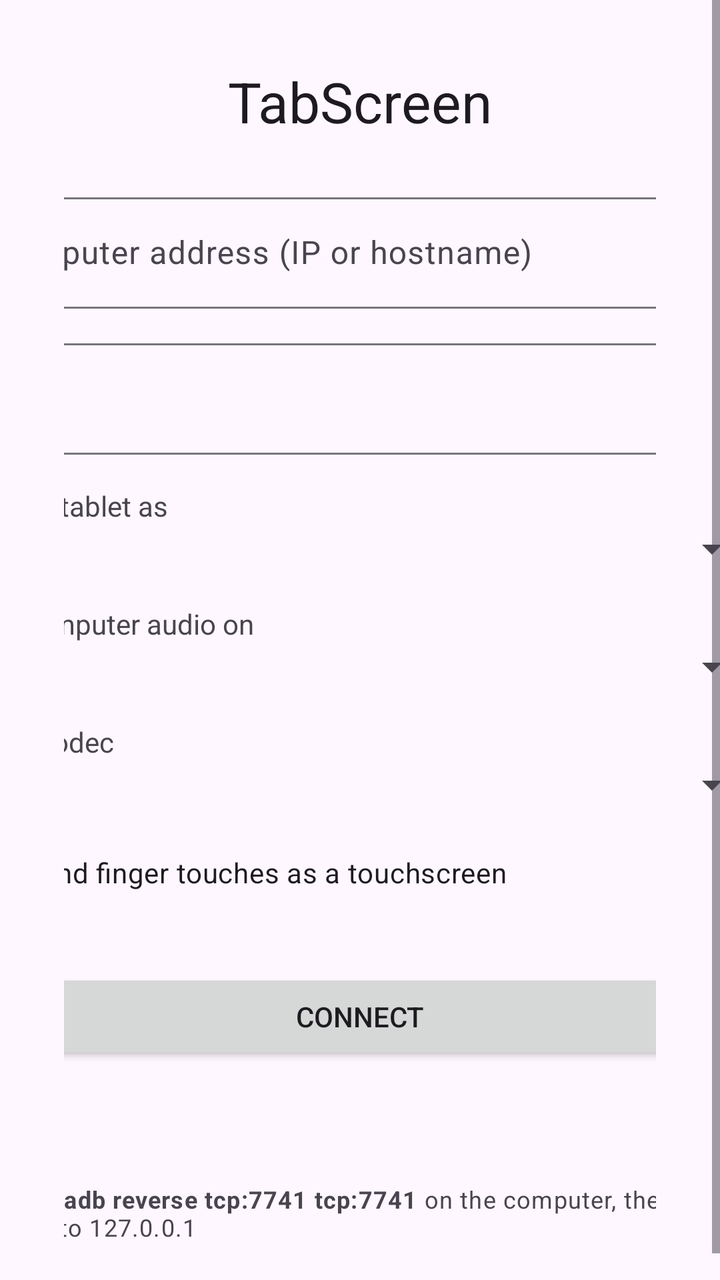
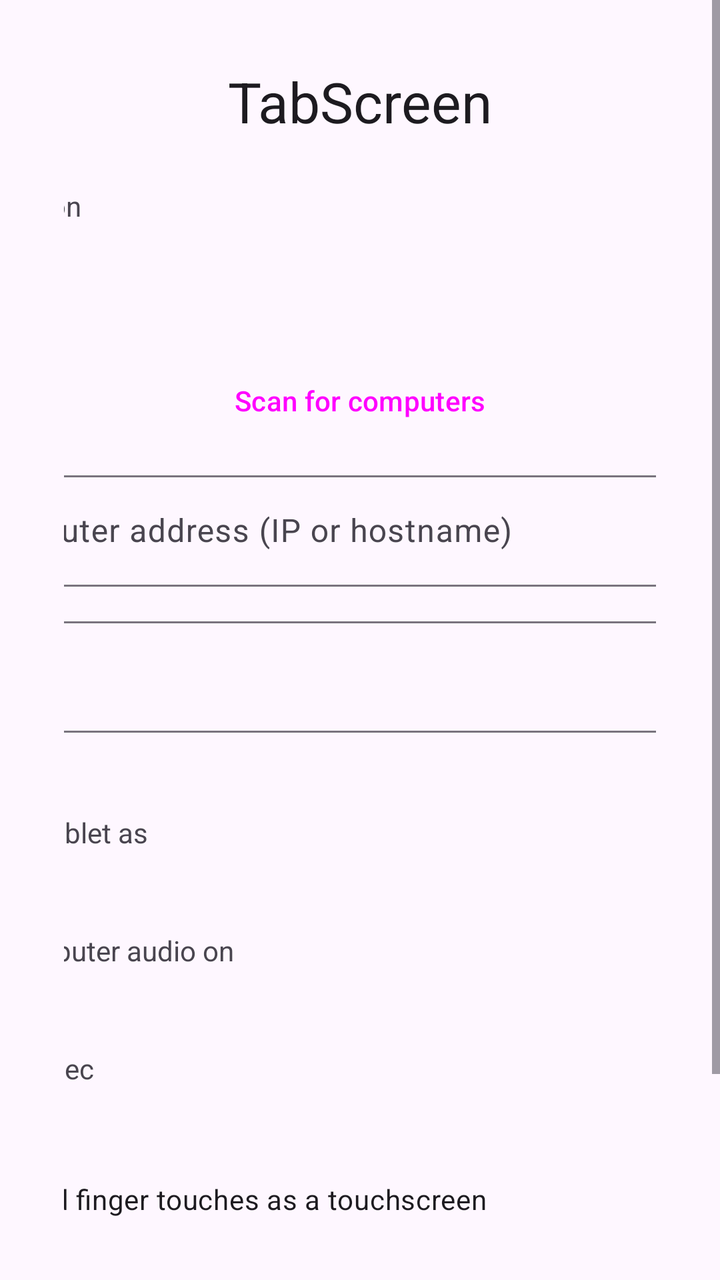

Two renders of the same Android screen: before a commit and after it. Below are the layout's source before the change and the commit's diff.
<!-- AndroidManifest.xml: application theme Theme.TabScreen -->
<!-- res/layout/activity_main.xml -->
<?xml version="1.0" encoding="utf-8"?>
<ScrollView xmlns:android="http://schemas.android.com/apk/res/android"
    android:layout_width="match_parent"
    android:layout_height="match_parent">

    <LinearLayout
        android:layout_width="match_parent"
        android:layout_height="wrap_content"
        android:orientation="vertical"
        android:gravity="center_horizontal"
        android:padding="32dp">

        <TextView
            android:layout_width="wrap_content"
            android:layout_height="wrap_content"
            android:text="@string/app_name"
            android:textAppearance="?attr/textAppearanceHeadlineMedium"
            android:layout_marginBottom="24dp" />

        <com.google.android.material.textfield.TextInputLayout
            android:layout_width="400dp"
            android:layout_height="wrap_content"
            android:hint="@string/host_hint">
            <com.google.android.material.textfield.TextInputEditText
                android:id="@+id/host"
                android:layout_width="match_parent"
                android:layout_height="wrap_content"
                android:inputType="textUri"
                android:imeOptions="actionNext" />
        </com.google.android.material.textfield.TextInputLayout>

        <com.google.android.material.textfield.TextInputLayout
            android:layout_width="400dp"
            android:layout_height="wrap_content"
            android:layout_marginTop="12dp"
            android:hint="@string/port_hint">
            <com.google.android.material.textfield.TextInputEditText
                android:id="@+id/port"
                android:layout_width="match_parent"
                android:layout_height="wrap_content"
                android:inputType="number"
                android:imeOptions="actionDone" />
        </com.google.android.material.textfield.TextInputLayout>

        <TextView
            android:layout_width="400dp"
            android:layout_height="wrap_content"
            android:layout_marginTop="16dp"
            android:text="@string/mode_label" />

        <Spinner
            android:id="@+id/mode"
            android:layout_width="400dp"
            android:layout_height="wrap_content" />

        <TextView
            android:layout_width="400dp"
            android:layout_height="wrap_content"
            android:layout_marginTop="16dp"
            android:text="@string/audio_label" />

        <Spinner
            android:id="@+id/audio"
            android:layout_width="400dp"
            android:layout_height="wrap_content" />

        <TextView
            android:layout_width="400dp"
            android:layout_height="wrap_content"
            android:layout_marginTop="16dp"
            android:text="@string/codec_label" />

        <Spinner
            android:id="@+id/codec"
            android:layout_width="400dp"
            android:layout_height="wrap_content" />

        <CheckBox
            android:id="@+id/sendTouch"
            android:layout_width="400dp"
            android:layout_height="wrap_content"
            android:layout_marginTop="8dp"
            android:checked="true"
            android:text="@string/send_touch" />

        <Button
            android:id="@+id/connect"
            android:layout_width="400dp"
            android:layout_height="wrap_content"
            android:layout_marginTop="24dp"
            android:text="@string/connect" />

        <TextView
            android:id="@+id/status"
            android:layout_width="400dp"
            android:layout_height="wrap_content"
            android:layout_marginTop="16dp"
            android:textColor="?attr/colorError" />

        <TextView
            android:layout_width="400dp"
            android:layout_height="wrap_content"
            android:id="@+id/usbHint"
            android:layout_marginTop="24dp"
            android:text="@string/usb_hint"
            android:textAppearance="?attr/textAppearanceBodySmall" />
    </LinearLayout>
</ScrollView>
<!-- resources referenced by this layout -->
<resources>
  <string name="app_name">TabScreen</string>
  <string name="audio_label">Play computer audio on</string>
  <string name="codec_label">Video codec</string>
  <string name="connect">Connect</string>
  <string name="host_hint">Computer address (IP or hostname)</string>
  <string name="mode_label">Use the tablet as</string>
  <string name="port_hint">Port</string>
  <string name="send_touch">Send finger touches as a touchscreen</string>
  <string name="usb_hint">USB: run <b>adb reverse tcp:7741 tcp:7741</b> on the computer, then connect to 127.0.0.1</string>
  <style name="Theme.TabScreen" parent="Theme.Material3.DayNight.NoActionBar" />
</resources>

<!-- the commit's change to res/layout/activity_main.xml (unified diff, before → after) -->
@@ -17,67 +17,115 @@
             android:textAppearance="?attr/textAppearanceHeadlineMedium"
             android:layout_marginBottom="24dp" />
 
-        <com.google.android.material.textfield.TextInputLayout
-            android:layout_width="400dp"
+        <TextView
+            android:layout_width="420dp"
             android:layout_height="wrap_content"
-            android:hint="@string/host_hint">
-            <com.google.android.material.textfield.TextInputEditText
-                android:id="@+id/host"
+            android:text="@string/conn_label" />
+
+        <Spinner
+            android:id="@+id/connMode"
+            android:layout_width="420dp"
+            android:layout_height="wrap_content" />
+
+        
+        <LinearLayout
+            android:id="@+id/discoverBox"
+            android:layout_width="420dp"
+            android:layout_height="wrap_content"
+            android:orientation="vertical"
+            android:layout_marginTop="8dp">
+
+            <Spinner
+                android:id="@+id/discovered"
+                android:layout_width="match_parent"
+                android:layout_height="wrap_content" />
+
+            <Button
+                android:id="@+id/scan"
+                style="?attr/materialButtonOutlinedStyle"
                 android:layout_width="match_parent"
                 android:layout_height="wrap_content"
-                android:inputType="textUri"
-                android:imeOptions="actionNext" />
-        </com.google.android.material.textfield.TextInputLayout>
+                android:layout_marginTop="8dp"
+                android:text="@string/scan" />
+        </LinearLayout>
 
-        <com.google.android.material.textfield.TextInputLayout
-            android:layout_width="400dp"
+        
+        <LinearLayout
+            android:id="@+id/manualBox"
+            android:layout_width="420dp"
             android:layout_height="wrap_content"
-            android:layout_marginTop="12dp"
-            android:hint="@string/port_hint">
-            <com.google.android.material.textfield.TextInputEditText
-                android:id="@+id/port"
+            android:orientation="vertical"
+            android:layout_marginTop="8dp">
+
+            <com.google.android.material.textfield.TextInputLayout
                 android:layout_width="match_parent"
                 android:layout_height="wrap_content"
-                android:inputType="number"
-                android:imeOptions="actionDone" />
-        </com.google.android.material.textfield.TextInputLayout>
+                android:hint="@string/host_hint">
+                <com.google.android.material.textfield.TextInputEditText
+                    android:id="@+id/host"
+                    android:layout_width="match_parent"
+                    android:layout_height="wrap_content"
+                    android:inputType="textUri"
+                    android:imeOptions="actionNext" />
+            </com.google.android.material.textfield.TextInputLayout>
+
+            <com.google.android.material.textfield.TextInputLayout
+                android:layout_width="match_parent"
+                android:layout_height="wrap_content"
+                android:layout_marginTop="12dp"
+                android:hint="@string/port_hint">
+                <com.google.android.material.textfield.TextInputEditText
+                    android:id="@+id/port"
+                    android:layout_width="match_parent"
+                    android:layout_height="wrap_content"
+                    android:inputType="number"
+                    android:imeOptions="actionDone" />
+            </com.google.android.material.textfield.TextInputLayout>
+        </LinearLayout>
 
         <TextView
-            android:layout_width="400dp"
+            android:id="@+id/connHint"
+            android:layout_width="420dp"
+            android:layout_height="wrap_content"
+            android:layout_marginTop="8dp"
+            android:textAppearance="?attr/textAppearanceBodySmall" />
+
+        <TextView
+            android:layout_width="420dp"
             android:layout_height="wrap_content"
             android:layout_marginTop="16dp"
             android:text="@string/mode_label" />
 
         <Spinner
             android:id="@+id/mode"
-            android:layout_width="400dp"
+            android:layout_width="420dp"
             android:layout_height="wrap_content" />
 
         <TextView
-            android:layout_width="400dp"
+            android:layout_width="420dp"
             android:layout_height="wrap_content"
             android:layout_marginTop="16dp"
             android:text="@string/audio_label" />
 
         <Spinner
             android:id="@+id/audio"
-            android:layout_width="400dp"
+            android:layout_width="420dp"
             android:layout_height="wrap_content" />
 
         <TextView
-            android:layout_width="400dp"
+            android:layout_width="420dp"
             android:layout_height="wrap_content"
             android:layout_marginTop="16dp"
             android:text="@string/codec_label" />
 
         <Spinner
             android:id="@+id/codec"
-            android:layout_width="400dp"
+            android:layout_width="420dp"
             android:layout_height="wrap_content" />
 
         <CheckBox
             android:id="@+id/sendTouch"
-            android:layout_width="400dp"
+            android:layout_width="420dp"
             android:layout_height="wrap_content"
             android:layout_marginTop="8dp"
             android:checked="true"
@@ -85,24 +133,16 @@
 
         <Button
             android:id="@+id/connect"
-            android:layout_width="400dp"
+            android:layout_width="420dp"
             android:layout_height="wrap_content"
             android:layout_marginTop="24dp"
             android:text="@string/connect" />
 
         <TextView
             android:id="@+id/status"
-            android:layout_width="400dp"
+            android:layout_width="420dp"
             android:layout_height="wrap_content"
             android:layout_marginTop="16dp"
             android:textColor="?attr/colorError" />
-
-        <TextView
-            android:layout_width="400dp"
-            android:layout_height="wrap_content"
-            android:id="@+id/usbHint"
-            android:layout_marginTop="24dp"
-            android:text="@string/usb_hint"
-            android:textAppearance="?attr/textAppearanceBodySmall" />
     </LinearLayout>
 </ScrollView>
<!-- resource entries referenced after the edit -->
@@ -3,12 +3,13 @@
   <string name="app_name">TabScreen</string>
   <string name="audio_label">Play computer audio on</string>
   <string name="codec_label">Video codec</string>
+  <string name="conn_label">Connection</string>
   <string name="connect">Connect</string>
   <string name="host_hint">Computer address (IP or hostname)</string>
   <string name="mode_label">Use the tablet as</string>
   <string name="port_hint">Port</string>
+  <string name="scan">Scan for computers</string>
   <string name="send_touch">Send finger touches as a touchscreen</string>
-  <string name="usb_hint">USB: run <b>adb reverse tcp:7741 tcp:7741</b> on the computer, then connect to 127.0.0.1</string>
   <style name="Theme.TabScreen" parent="Theme.Material3.DayNight.NoActionBar" />
 </resources>
 
